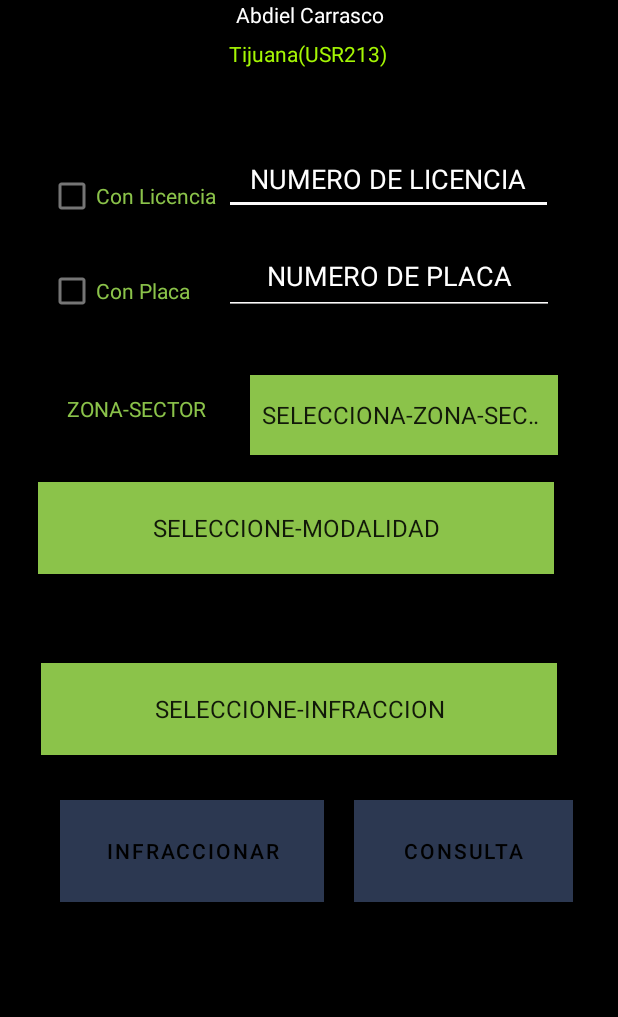
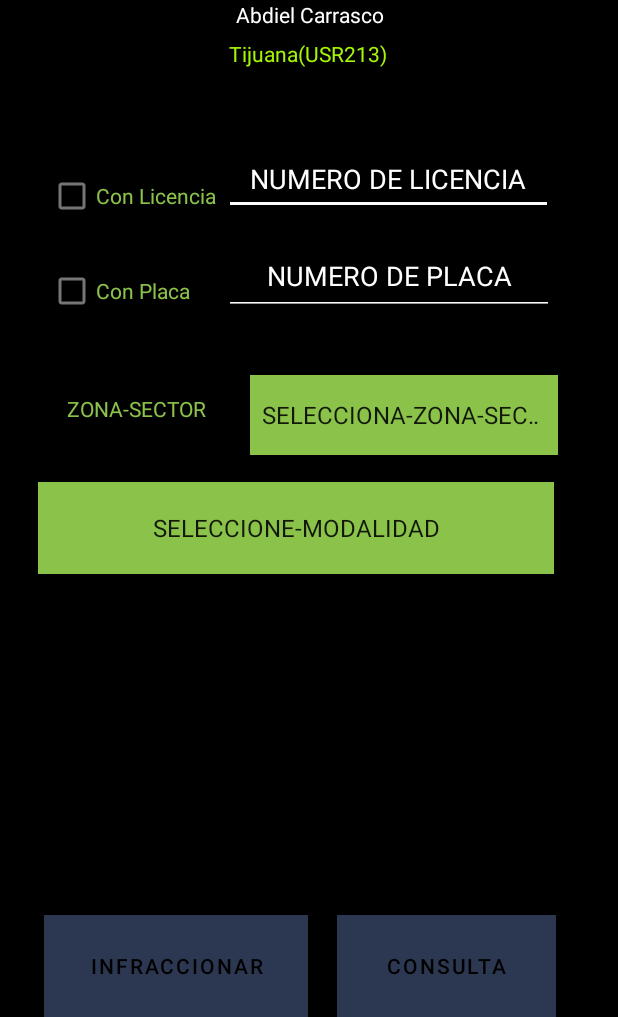
Before and after one commit to t3s30/THOR, an Android app: the fragment HomeFragment shown on its own in the app's theme, on a phone screen of 412 x 824 dp, the part 219-1236 px from its top. Run offline under Robolectric (Android 15) with nearby library versions, the phone set to English and light mode, and no system bars; our stand-ins replace Volley; network calls fail.

```diff
--- a/app/src/main/java/app/simov/esparrago/Infracciones.java
+++ b/app/src/main/java/app/simov/esparrago/Infracciones.java
@@ -794,7 +794,7 @@ public class Infracciones extends AppCompatActivity{
         botonCargar2= (Button) findViewById(R.id.btnCargarImg2);
 
         //Metodos de Ws.
-         enviarWSConsultaLicencia(URLICENCIA);
+        enviarWSConsultaLicencia(URLICENCIA);
          enviarWSControlVehichular(URLVEHICULAR);
         // enviarWSConsultaInfraccion(URLINFRACCION);
 
@@ -848,7 +848,6 @@ public class Infracciones extends AppCompatActivity{
             tvInfraInfraccion.setText(infra);
 
             Log.d("MODALIDAD","&&&&&&&&&&&&&&&&&&&&&&&&&&&&&&&&&&&&&&&"+modalidad);
-
 
 
 
@@ -1207,6 +1206,9 @@ public class Infracciones extends AppCompatActivity{
                             //textViewNombre.setText(nombreCompleto);
                             textViewLicencia.setText("NO-LICENCIA");
                             textViewFechaVencimiento.setText("NO-LICENCIA");
+                            LICENCIA = "NO-LICENCIA";
+                            VENCIMIENTO = "NO-LICENCIA";
+                            NOMBRECOMPLETO = "NO-LICENCIA";
                         }
 
 
@@ -1219,6 +1221,9 @@ public class Infracciones extends AppCompatActivity{
                        //* textViewNombre.setText("NO-LICENCIA");
                         textViewLicencia.setText("NO-LICENCIA");
                         textViewFechaVencimiento.setText("NO-LICENCIA");
+                        LICENCIA = "NO-LICENCIA";
+                        VENCIMIENTO = "NO-LICENCIA";
+                        NOMBRECOMPLETO = "NO-LICENCIA";
 
                     }
 
@@ -1431,6 +1436,7 @@ public class Infracciones extends AppCompatActivity{
 
                 //LICENCIA
                 params.put("noLicencia",LICENCIA);
+                Log.d("LICENCIA","###############%%%%%%%%%%========================>"+LICENCIA);
                 params.put("nombreLicencia",NOMBRECOMPLETO);
                 params.put("fVigenciaLicencia",VENCIMIENTO);
 
--- a/app/src/main/java/app/simov/esparrago/ui/home/HomeFragment.java
+++ b/app/src/main/java/app/simov/esparrago/ui/home/HomeFragment.java
@@ -97,7 +97,7 @@ public class HomeFragment extends Fragment {
         spinnerModalidad = root.findViewById(R.id.spModalidad);
         spinerSector = root.findViewById(R.id.spZona);
         spinnerInfra = root.findViewById(R.id.spInfraccion);
-
+        spinnerInfra.setVisibility(View.GONE);
 
         editTextLicencia.setFilters(new InputFilter[]{new InputFilter.AllCaps()});
         editTextPlaca.setFilters(new InputFilter[]{new InputFilter.AllCaps()});
--- a/app/src/main/res/layout/fragment_home.xml
+++ b/app/src/main/res/layout/fragment_home.xml
@@ -166,10 +166,24 @@
         android:textAlignment="center"
         app:layout_constraintBottom_toBottomOf="parent"
         app:layout_constraintEnd_toEndOf="parent"
-        app:layout_constraintHorizontal_bias="0.402"
+        app:layout_constraintHorizontal_bias="0.238"
         app:layout_constraintStart_toStartOf="parent"
         app:layout_constraintTop_toBottomOf="@+id/spZona"
-        app:layout_constraintVertical_bias="0.442" />
+        app:layout_constraintVertical_bias="0.741" />
+
+    <Button
+        android:id="@+id/btnInfraccion"
+        android:layout_width="176dp"
+        android:layout_height="68dp"
+        android:background="#FFFFFF"
+        android:text="INFRACCIONAR"
+        android:textColor="@color/black"
+        app:layout_constraintBottom_toBottomOf="parent"
+        app:layout_constraintEnd_toStartOf="@+id/btnConsulta"
+        app:layout_constraintHorizontal_bias="0.604"
+        app:layout_constraintStart_toStartOf="parent"
+        app:layout_constraintTop_toBottomOf="@+id/spInfraccion"
+        app:layout_constraintVertical_bias="1.0" />
 
     <Button
         android:id="@+id/btnConsulta"
@@ -180,24 +194,10 @@
         android:textColor="@color/black"
         app:layout_constraintBottom_toBottomOf="parent"
         app:layout_constraintEnd_toEndOf="parent"
-        app:layout_constraintHorizontal_bias="0.886"
+        app:layout_constraintHorizontal_bias="0.845"
         app:layout_constraintStart_toStartOf="parent"
         app:layout_constraintTop_toBottomOf="@+id/spInfraccion"
-        app:layout_constraintVertical_bias="0.281" />
-
-    <Button
-        android:id="@+id/btnInfraccion"
-        android:layout_width="176dp"
-        android:layout_height="68dp"
-        android:background="#FFFFFF"
-        android:text="INFRACCIONAR"
-        android:textColor="@color/black"
-        app:layout_constraintBottom_toBottomOf="parent"
-        app:layout_constraintEnd_toStartOf="@+id/btnConsulta"
-        app:layout_constraintHorizontal_bias="0.666"
-        app:layout_constraintStart_toStartOf="parent"
-        app:layout_constraintTop_toBottomOf="@+id/spInfraccion"
-        app:layout_constraintVertical_bias="0.281" />
+        app:layout_constraintVertical_bias="1.0" />
 
     <Spinner
         android:id="@+id/spModalidad"
```
